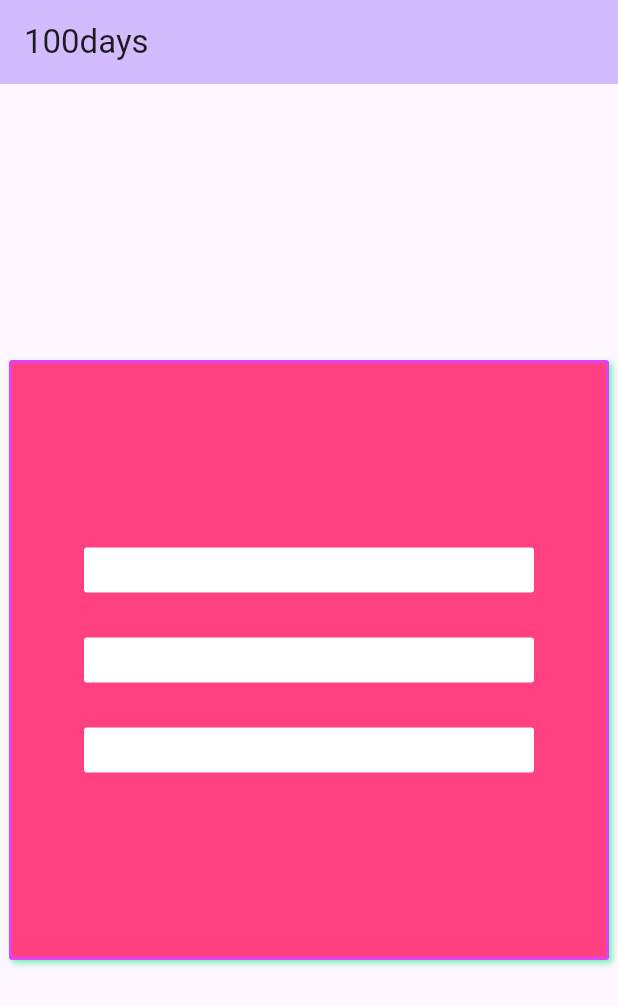
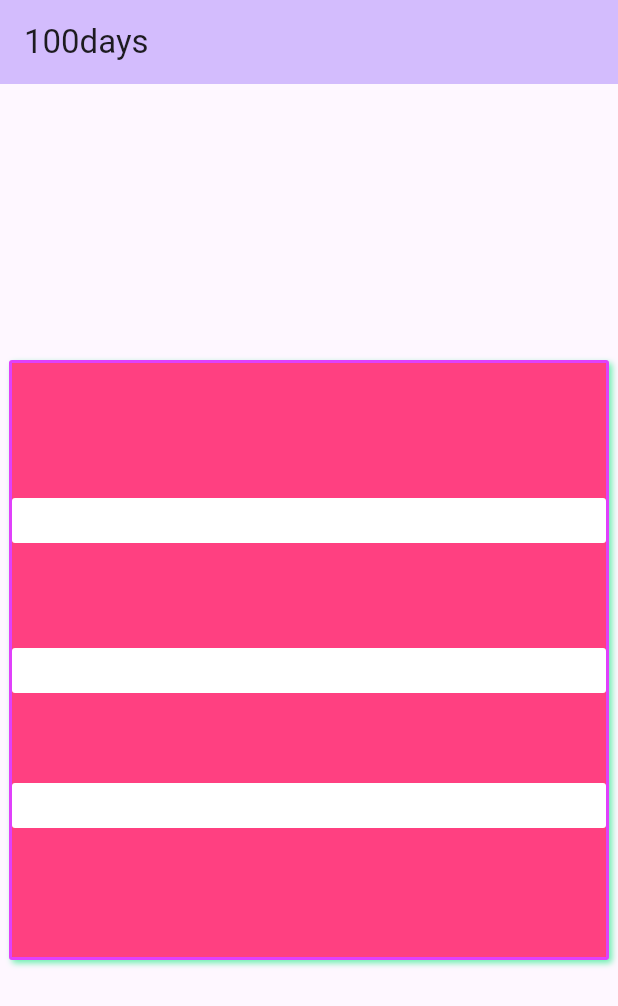
Before and after one commit to lalalalaowang/one_hundred_days, a Flutter app: the screen it shows after launch, on a phone screen of 412 x 824 dp. Shown: the top 1006 px of the screen. Run offline on Flutter 3.47's test engine with Material 3 defaults, Android fonts, the light colour scheme and no system bars.

Commit message:
fix:to two widget, use stack instead of column

```diff
--- a/lib/main.dart
+++ b/lib/main.dart
@@ -1,8 +1,10 @@
 import 'package:flutter/material.dart';
+import 'package:flutter/rendering.dart';
 import 'package:one_hundred_days/screens/one_widget.dart';
 import 'package:one_hundred_days/screens/two_widget.dart';
 
 void main() {
+  // debugPaintSizeEnabled = true;
   runApp(const MyApp());
 }
 
--- a/lib/screens/two_widget.dart
+++ b/lib/screens/two_widget.dart
@@ -29,7 +29,7 @@ class _TwoWidgetState extends State<TwoWidget> {
             setState(() {
               _isHovered = false;
             }),
-          _timer = Timer(const Duration(microseconds: 800), () {
+          _timer = Timer(const Duration(seconds: 1), () {
             if (mounted && !_isHovered) {
               setState(() => _isMidShow = true);
             }
@@ -53,28 +53,37 @@ class _TwoWidgetState extends State<TwoWidget> {
               ),
             ],
           ),
-          child: Column(
-            mainAxisAlignment: MainAxisAlignment.center,
+          child:Stack(
+            alignment: Alignment.center,
             children: [
-              AnimatedRotation(
+              Positioned(
+                top: _isHovered?190:90,
+                left: 0,
+                right: 0,
+                child: AnimatedRotation(
                   turns: _isHovered? 0.125:0,
                   duration: const Duration(seconds: 1),
-                child: Padding(
-                  padding: EdgeInsets.only(top: _isHovered?0:30, bottom: _isHovered?0:30),
-                  child: const WhiteBar(),
-                )
+                  child:  const WhiteBar(),
                 ),
-              Visibility(
+              ),
+              Positioned(
+                top: 190,
+                left: 0,
+                right: 0,
+                child: Visibility(
                   visible: _isMidShow,
                   child: const WhiteBar()
                 ),
-              AnimatedRotation(
+              ),
+              Positioned(
+                top: _isHovered?190:280,
+                left: 0,
+                right: 0,
+                child: AnimatedRotation(
                   turns: _isHovered? -0.125:0,
                     duration: const Duration(seconds: 1),
-                  child: Padding(
-                    padding: EdgeInsets.only(top: _isHovered?0:30, bottom: _isHovered?0:30),
                     child: const WhiteBar(),
-                  )
+                ),
               ),
             ],
           ),
```
Lines whose indentation alone changed are shown as unchanged.
